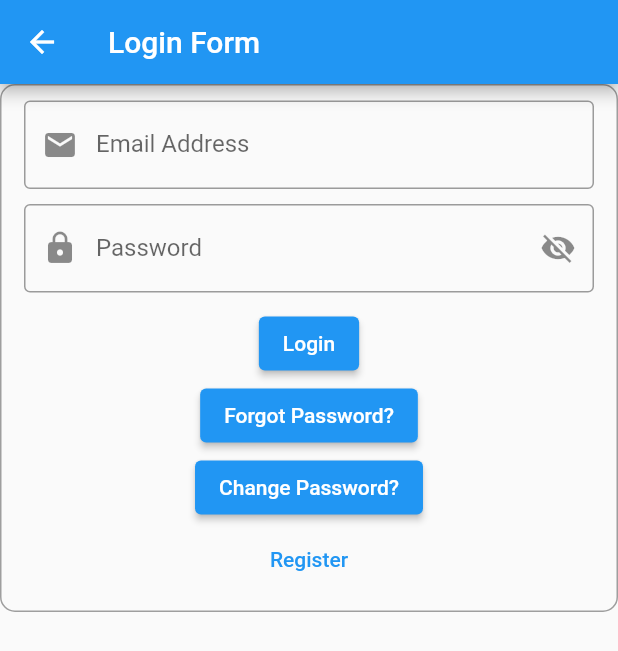
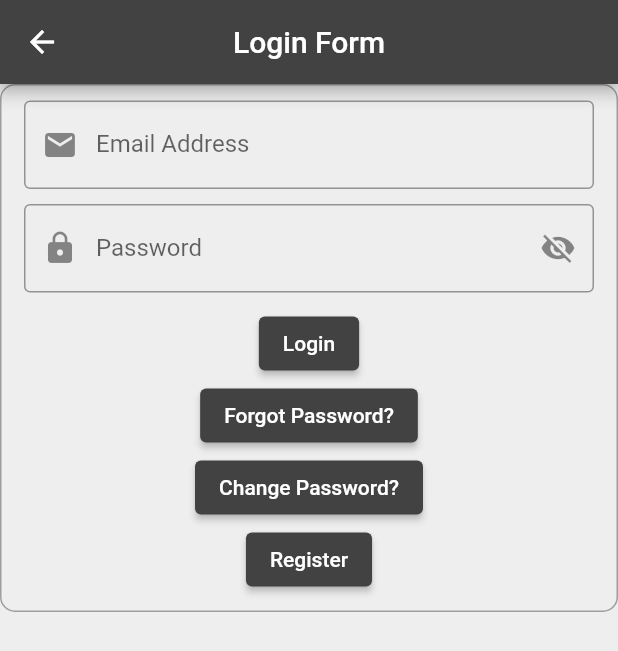
Before and after one commit to ereng94/Mobile-Programming-A1, a Flutter app: the screen it shows after launch, after a tap on "Log In", on a phone screen of 412 x 824 dp. Shown: the top 651 px of the screen. Run offline on Flutter 3.47's test engine with Material 2 defaults, Android fonts, the phone set to English and light mode, and no system bars.

Commit message:
styling finished

```diff
--- a/lib/home.dart
+++ b/lib/home.dart
@@ -1,19 +1,22 @@
 import 'package:a_1/sign-up.dart';
 import 'package:flutter/material.dart';
 import 'login.dart';
+
 class home extends StatelessWidget {
   @override
   Widget build(BuildContext context) {
-    return
-      MaterialApp(
+    return MaterialApp(
       home: Scaffold(
-          backgroundColor: Colors.blueGrey,
+        backgroundColor: Colors.grey[200],
         appBar: AppBar(
-            title: Text('Barber Shop'),
+          title: const Text('Barber Shop'),
           centerTitle: true,
-            backgroundColor: Colors.blueGrey[900],
+          backgroundColor: Colors.grey[800],
         ),
-          body: Center( child: Column(
+        body: Container(
+          padding: const EdgeInsets.fromLTRB(15, 15, 15, 0),
+          child: Center(
+            child: Column(
               mainAxisAlignment: MainAxisAlignment.center,
               children: [
                 Image.asset(
@@ -21,29 +24,35 @@ class home extends StatelessWidget {
                   width: 200,
                   height: 200,
                 ),
-              SizedBox(height: 20),
+                const SizedBox(height: 10),
                 Builder(
                   builder: (context) => ElevatedButton(
                       onPressed: () {
                         Navigator.push(
                             context,
-                          MaterialPageRoute(builder: (context) => LoginPage()));
+                            MaterialPageRoute(
+                                builder: (context) => LoginPage()));
                       },
-                    child: Text('Log In'),
+                      style: ElevatedButton.styleFrom(
+                        backgroundColor: Colors.grey[800],
                       ),
+                      child: const Text('Log In')),
                 ),
-              SizedBox(height: 10),
                 Builder(
                   builder: (context) => ElevatedButton(
                       onPressed: () {
                         Navigator.push(
                             context,
-                        MaterialPageRoute(builder: (context) => SignupPage()));
+                            MaterialPageRoute(
+                                builder: (context) => SignupPage()));
                       },
-                  child: Text('Sign Up'),
+                      style: ElevatedButton.styleFrom(
+                        backgroundColor: Colors.grey[800],
                       ),
+                      child: const Text('Sign Up')),
                 ),
               ],
+            ),
           ),
         ),
       ),
--- a/lib/login.dart
+++ b/lib/login.dart
@@ -1,18 +1,21 @@
 import 'package:a_1/change-password.dart';
 import 'package:a_1/forgot-password.dart';
+import 'package:a_1/home.dart';
 import 'package:a_1/sign-up.dart';
 import 'package:flutter/material.dart';
-import 'package:flutter/services.dart';
 
 class LoginPage extends StatelessWidget {
   @override
   Widget build(BuildContext context) {
     return Scaffold(
+        backgroundColor: Colors.grey[200],
       appBar: AppBar(
-        title: Text('Login Form'),
+        title: const Text('Login Form'),
+        backgroundColor: Colors.grey[800],
+        centerTitle: true,
       ),
       body: SingleChildScrollView(
-        child: Column(
+        child:  Column(
           mainAxisAlignment: MainAxisAlignment.center,
           children: [
             Container(
@@ -44,11 +47,15 @@ class LoginPage extends StatelessWidget {
                   ),
                   const SizedBox(height: 10.0),
                   ElevatedButton(
-                    onPressed: () {},
+                    onPressed: () {
+                      Navigator.push(
+                          context,
+                          MaterialPageRoute(builder: (context) => home()));
+                    },
                     style: ElevatedButton.styleFrom(
-                      backgroundColor: Colors.blue,
+                      backgroundColor: Colors.grey[800],
                     ),
-                    child: Text('Login'),
+                    child: const Text('Login'),
                   ),
                   Builder(
                     builder: (context) => ElevatedButton(
@@ -57,7 +64,10 @@ class LoginPage extends StatelessWidget {
                             context,
                             MaterialPageRoute(builder: (context) => ForgetPasswordPage()));
                       },
-                      child: Text('Forgot Password?'),
+                      style: ElevatedButton.styleFrom(
+                        backgroundColor: Colors.grey[800],
+                      ),
+                      child: const Text('Forgot Password?'),
                     ),
                   ),
                   Builder(
@@ -67,17 +77,23 @@ class LoginPage extends StatelessWidget {
                             context,
                             MaterialPageRoute(builder: (context) => ChangePasswordPage()));
                       },
-                      child: Text('Change Password?'),
+                      style: ElevatedButton.styleFrom(
+                        backgroundColor: Colors.grey[800],
+                      ),
+                      child: const Text('Change Password?'),
                     ),
                   ),
                   Builder(
-                    builder: (context) => TextButton(
+                    builder: (context) => ElevatedButton(
                       onPressed: () {
                         Navigator.push(
                             context,
                             MaterialPageRoute(builder: (context) => SignupPage()));
                       },
-                      child: Text('Register'),
+                      style: ElevatedButton.styleFrom(
+                        backgroundColor: Colors.grey[800],
+                      ),
+                      child: const Text('Register'),
                     ),
                   ),
                 ],
```
Also changed, not shown: lib/change-password.dart (+12 -4 lines), lib/confirmation-page.dart (+11 -3 lines), lib/forgot-password.dart (+26 -6 lines), lib/sign-up.dart (+6 -4 lines), lib/succcess.dart (+7 -2 lines), lib/main.dart (line endings or trailing spaces). Lines whose indentation alone changed are shown as unchanged.
